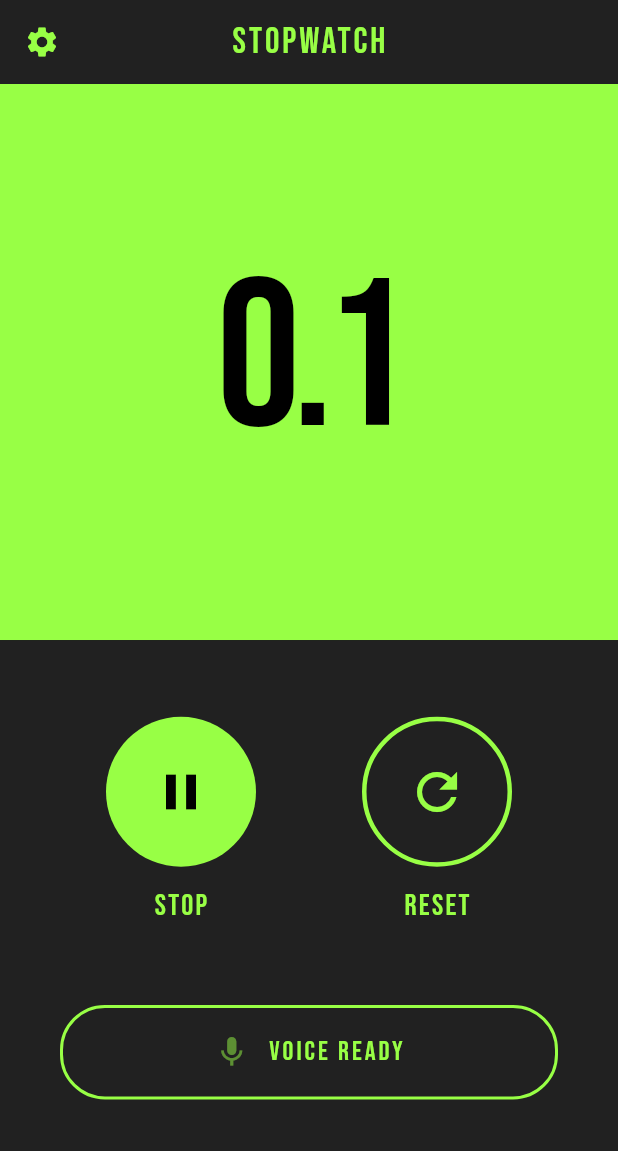
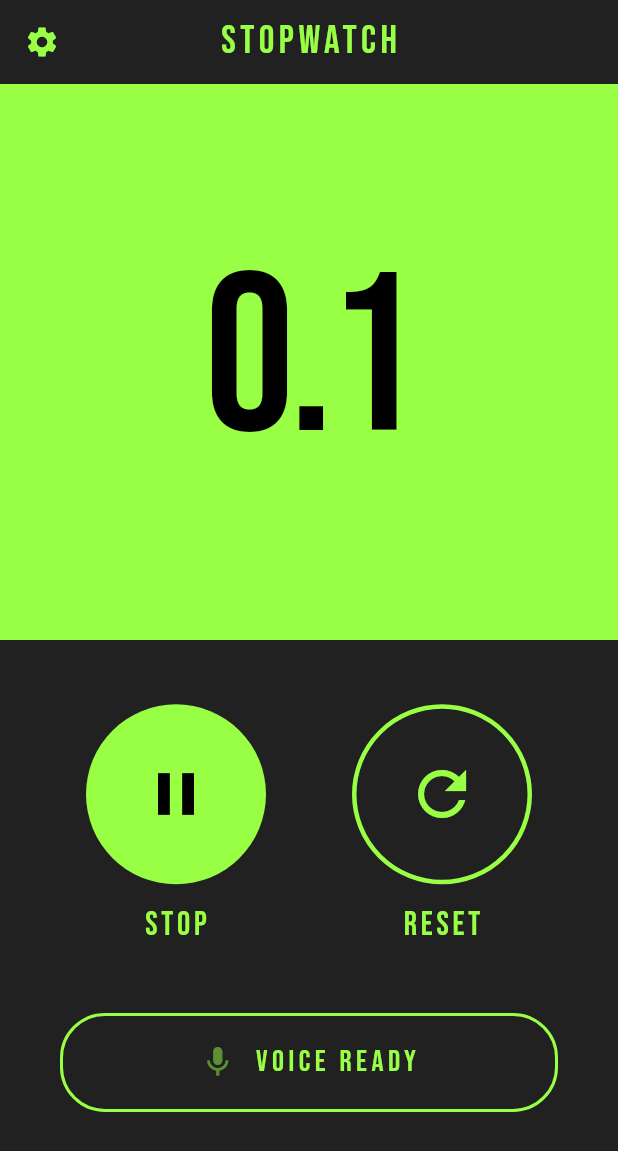
Before and after one commit to JanRejnowski/voice-timer, a Flutter app: the screen it shows after launch, after a tap on the "play arrow" icon, on a phone screen of 412 x 824 dp. Shown: the top 1151 px of the screen. Run offline on Flutter 3.47's test engine with Material 3 defaults, Android fonts, the phone set to English and light mode, and no system bars; our stand-ins replace permission_handler.

Commit message:
Improve UI sizing and typography
- Increase button size from 100x100 to 120x120px with larger icons
- Bump font sizes across all text elements for better readability
- Add more letter-spacing to enhance text clarity and spacing

🤖 Generated with [Claude Code](https://claude.ai/code)

Co-Authored-By: Claude <noreply@anthropic.com>

```diff
--- a/lib/core/theme/app_theme.dart
+++ b/lib/core/theme/app_theme.dart
@@ -19,8 +19,8 @@ class AppTheme {
         centerTitle: true,
         titleTextStyle: TextStyle(
           fontFamily: 'BebasNeue',
-          fontSize: 24,
-          letterSpacing: 2,
+          fontSize: 26,
+          letterSpacing: 3,
           color: AppColors.primary,
           fontWeight: FontWeight.w400,
         ),
@@ -29,38 +29,39 @@ class AppTheme {
         // Timer display text style
         displayLarge: TextStyle(
           fontFamily: 'BebasNeue',
-          fontSize: 140,
+          fontSize: 150,
           fontWeight: FontWeight.w400,
           color: Colors.black,
-          letterSpacing: -5,
+          letterSpacing: -3,
           height: 1.0,
         ),
         // App title style
         displayMedium: TextStyle(
           fontFamily: 'BebasNeue',
-          fontSize: 32,
+          fontSize: 36,
           fontWeight: FontWeight.w400,
           color: Colors.white,
-          letterSpacing: 2,
+          letterSpacing: 3,
         ),
         // Button labels
         labelLarge: TextStyle(
           fontFamily: 'BebasNeue',
-          fontSize: 20,
+          fontSize: 22,
           fontWeight: FontWeight.w400,
-          letterSpacing: 1.5,
+          letterSpacing: 2.5,
         ),
         // Voice indicator text
         bodyLarge: TextStyle(
           fontFamily: 'BebasNeue',
+          fontSize: 20,
+          fontWeight: FontWeight.w400,
+          letterSpacing: 3,
+        ),
+        bodyMedium: TextStyle(
+          fontFamily: 'BebasNeue',
           fontSize: 18,
           fontWeight: FontWeight.w400,
           letterSpacing: 2,
-        ),
-        bodyMedium: TextStyle(
-          fontFamily: 'BebasNeue',
-          fontSize: 16,
-          fontWeight: FontWeight.w400,
         ),
       ),
       elevatedButtonTheme: ElevatedButtonThemeData(
--- a/lib/shared/widgets/timer_control_button.dart
+++ b/lib/shared/widgets/timer_control_button.dart
@@ -20,21 +20,21 @@ class TimerControlButton extends StatelessWidget {
       mainAxisSize: MainAxisSize.min,
       children: [
         SizedBox(
-          width: 100,
-          height: 100,
+          width: 120,
+          height: 120,
           child: filled
               ? ElevatedButton(
                   onPressed: onPressed,
                   child: Icon(
                     icon,
-                    size: 40,
+                    size: 48,
                   ),
                 )
               : OutlinedButton(
                   onPressed: onPressed,
                   child: Icon(
                     icon,
-                    size: 40,
+                    size: 48,
                   ),
                 ),
         ),
```
